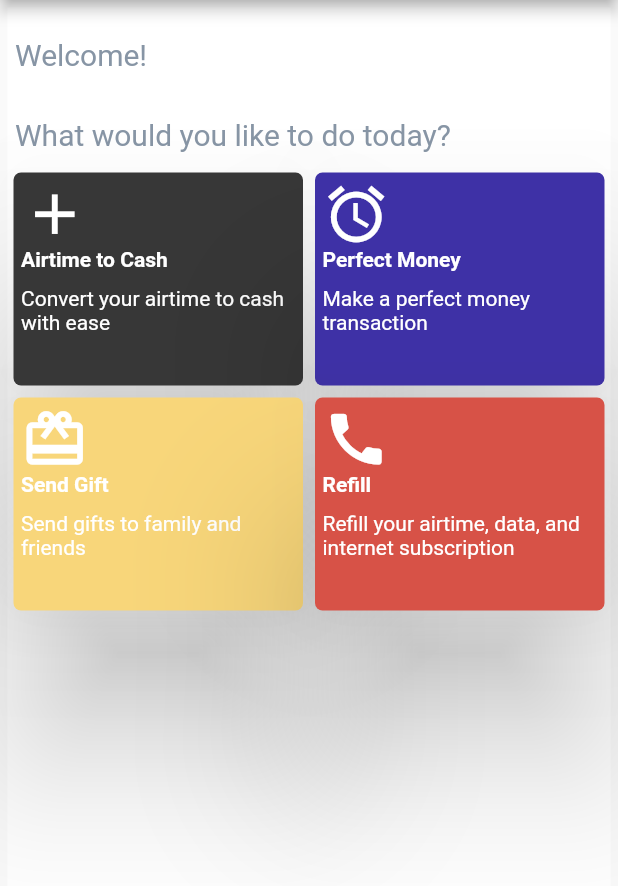
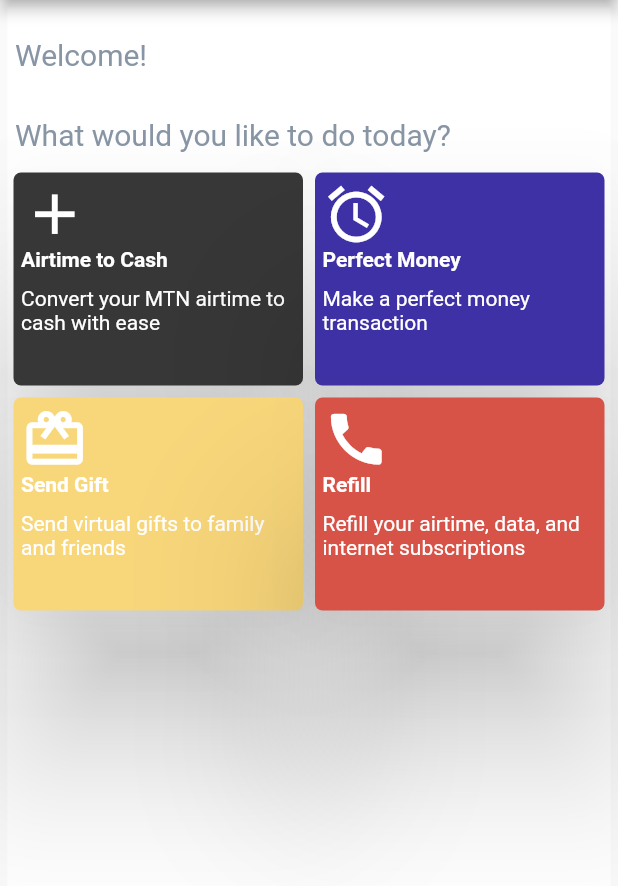
Before and after one commit to dennis-22-csc/T-Store, a Flutter app: the screen it shows after launch, on a phone screen of 412 x 824 dp, the part 84-970 px from its top. Run offline on Flutter 3.47's test engine with Material 2 defaults, Android fonts, the phone set to English and light mode, and no system bars; our stand-ins replace device_preview.

```diff
--- a/tstore/lib/airtime_convert_form.dart
+++ b/tstore/lib/airtime_convert_form.dart
@@ -45,7 +45,7 @@ class AirtimeConvertState extends State<AirtimeConvert> {
             Navigator.pop(context);
           },
         ),
-        title: const Text('Airtime to Cash'),
+        title: const Text('MTN Airtime to Cash'),
         centerTitle: true,
       ),
       body: SingleChildScrollView(
--- a/tstore/lib/homepage.dart
+++ b/tstore/lib/homepage.dart
@@ -6,10 +6,10 @@ import 'package:tstore/product_alert.dart';
 class MyHomePage extends StatelessWidget{
     const MyHomePage({super.key});
 
-    final ProductCard card1 = const ProductCard(icon: Icons.add, color: Color(0xFF373737), text1: "Airtime to Cash", text2: "Convert your airtime to cash with ease");
+    final ProductCard card1 = const ProductCard(icon: Icons.add, color: Color(0xFF373737), text1: "Airtime to Cash", text2: "Convert your MTN airtime to cash with ease");
     final ProductCard card2 = const ProductCard(icon: Icons.access_alarm, color: Color(0xFF3E31A6), text1: "Perfect Money", text2: "Make a perfect money transaction");
-    final ProductCard card3 = const ProductCard(icon: Icons.card_giftcard, color: Color(0xFFF8D67A), text1: "Send Gift", text2: "Send gifts to family and friends");
-    final ProductCard card4 = const ProductCard(icon: Icons.call, color: Color(0xFFD75247), text1: "Refill", text2: "Refill your airtime, data, and internet subscription");
+    final ProductCard card3 = const ProductCard(icon: Icons.card_giftcard, color: Color(0xFFF8D67A), text1: "Send Gift", text2: "Send virtual gifts to family and friends");
+    final ProductCard card4 = const ProductCard(icon: Icons.call, color: Color(0xFFD75247), text1: "Refill", text2: "Refill your airtime, data, and internet subscriptions");
 
     final String alertTitleText = 'Hi Chief!';
     final String alertContentText = 'This service is not yet available.';
```
Also changed, not shown: 1 other file.
